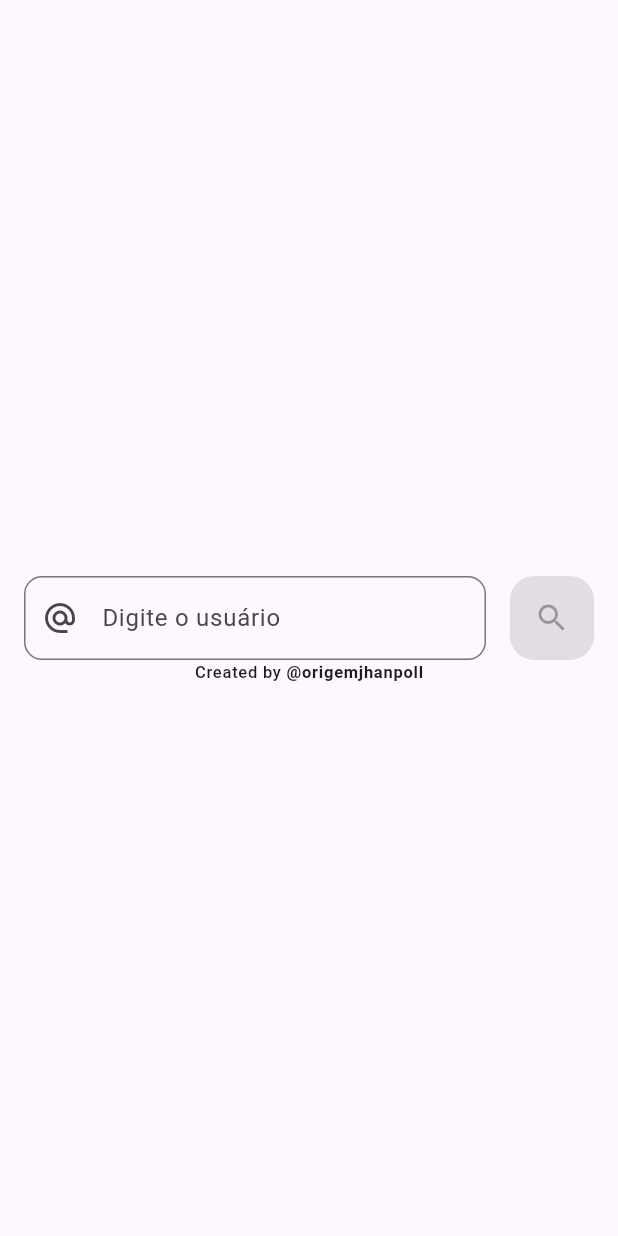
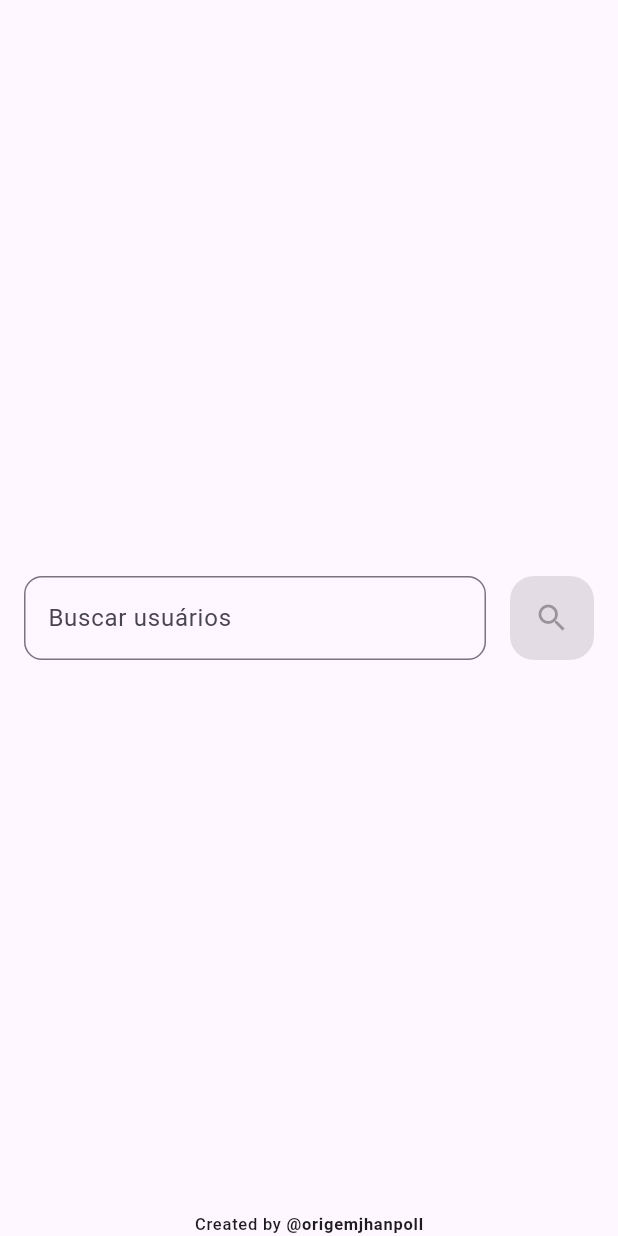
Before and after one commit to origemjhanpoll/petize_challenge, a Flutter app: the screen it shows after launch, on a phone screen of 412 x 824 dp. Run offline on Flutter 3.47's test engine with Material 3 defaults, Android fonts, the light colour scheme and no system bars; our stand-ins replace cached_network_image, connectivity_plus, equatable, flutter_bloc, flutter_modular, shared_preferences and 1 more.

Commit message:
adding mark

```diff
--- a/lib/modules/search/ui/cubit/search_cubit.dart
+++ b/lib/modules/search/ui/cubit/search_cubit.dart
@@ -51,6 +51,8 @@ class SearchCubit extends Cubit<SearchState> {
 
       if (recentUsersResult != null && recentUsersResult.isNotEmpty) {
         emit(SearchRecentUses(recentUsersResult));
+      } else {
+        emit(SearchInitial());
       }
       _log.fine('Loaded recents users results');
     } catch (e) {
--- a/lib/modules/search/ui/page/search_page.dart
+++ b/lib/modules/search/ui/page/search_page.dart
@@ -47,7 +47,13 @@ class _SearchPageState extends State<SearchPage> {
           value: _cubit,
           child: Column(
             crossAxisAlignment: CrossAxisAlignment.center,
+            mainAxisAlignment: MainAxisAlignment.spaceBetween,
+            children: [
+              Expanded(
+                child: Column(
+                  crossAxisAlignment: CrossAxisAlignment.center,
                   mainAxisAlignment: MainAxisAlignment.center,
+                  mainAxisSize: MainAxisSize.min,
                   children: [
                     Padding(
                       padding: const EdgeInsets.fromLTRB(16.0, 16.0, 16.0, 0.0),
@@ -61,11 +67,11 @@ class _SearchPageState extends State<SearchPage> {
                               enableSuggestions: false,
                               autocorrect: false,
                               onTapOutside: (_) => focusNode.unfocus(),
-                        onSubmitted: (_) => _cubit.load(user: controller.text),
+                              onSubmitted: (_) =>
+                                  _cubit.load(user: controller.text),
                               decoration: InputDecoration(
-                          labelText: 'Digite o usuário',
+                                labelText: 'Buscar usuários',
                                 hintText: 'ex.: joao123',
-                          prefixIcon: Icon(Icons.alternate_email_sharp),
                                 suffixIcon: ValueListenableBuilder(
                                   valueListenable: controller,
                                   builder: (context, value, child) {
@@ -116,14 +122,16 @@ class _SearchPageState extends State<SearchPage> {
                       listener: (context, state) {
                         if (state is SearchError) {
                           final snackBar = SnackBar(
-                        content: Text(state.errorMessage), showCloseIcon: true);
+                              content: Text(state.errorMessage),
+                              showCloseIcon: true);
                           ScaffoldMessenger.of(context).showSnackBar(snackBar);
                         }
                       },
                       builder: (context, state) {
                         if (state is SearchLoading) {
                           return Expanded(
-                        child: Center(child: CircularProgressIndicator()));
+                              child:
+                                  Center(child: CircularProgressIndicator()));
                         } else if (state is SearchSuccess) {
                           final search = state.search;
                           return Expanded(
@@ -131,7 +139,7 @@ class _SearchPageState extends State<SearchPage> {
                               children: [
                                 ListTile(
                                   title: Text(
-                              '${state.search.totalCount} Usuários',
+                                    '${state.search.totalCount} Usuários encontrados',
                                     style: theme.textTheme.titleMedium,
                                   ),
                                   contentPadding:
@@ -159,7 +167,8 @@ class _SearchPageState extends State<SearchPage> {
                                         htmlUrl: user.htmlUrl,
                                       );
                                     },
-                              separatorBuilder: (context, index) => Divider(
+                                    separatorBuilder: (context, index) =>
+                                        Divider(
                                       endIndent: 16.0,
                                       indent: 16.0,
                                     ),
@@ -172,6 +181,7 @@ class _SearchPageState extends State<SearchPage> {
                           final recentUsers = state.recentUsers;
                           return Flexible(
                             child: Column(
+                              mainAxisSize: MainAxisSize.min,
                               children: [
                                 ListTile(
                                   title: Text(
@@ -185,19 +195,21 @@ class _SearchPageState extends State<SearchPage> {
                                       _cubit.clearRecentUsers();
                                     },
                                     icon: Icon(
-                                Icons.delete_rounded,
+                                      Icons.auto_delete,
                                       color: theme.primaryColor,
                                     ),
                                   ),
                                 ),
                                 Flexible(
                                   child: ListView.separated(
+                                    shrinkWrap: true,
                                     itemCount: recentUsers.length,
                                     itemBuilder: (_, index) {
                                       final recentUser = recentUsers[index];
                                       return UserItemWidget(
                                         onTap: () {
-                                    _cubit.saveRecentUser(user: recentUser);
+                                          _cubit.saveRecentUser(
+                                              user: recentUser);
                                           Modular.to.pushNamed(
                                             '/user',
                                             arguments: recentUser.login,
@@ -206,12 +218,13 @@ class _SearchPageState extends State<SearchPage> {
                                         login: recentUser.login,
                                         avatarUrl: recentUser.avatarUrl,
                                         htmlUrl: recentUser.htmlUrl,
-                                  icon: Icons.schedule,
+                                        icon: Icons.history,
                                         iconColor: theme.hintColor,
                                         visualDensity: VisualDensity.compact,
                                       );
                                     },
-                              separatorBuilder: (context, index) => Divider(
+                                    separatorBuilder: (context, index) =>
+                                        Divider(
                                       endIndent: 16.0,
                                       indent: 16.0,
                                     ),
@@ -233,7 +246,13 @@ class _SearchPageState extends State<SearchPage> {
                           );
                         }
 
-                  return RichText(
+                        return LimitedBox();
+                      },
+                    ),
+                  ],
+                ),
+              ),
+              RichText(
                 text: TextSpan(
                   text: 'Created by ',
                   style: theme.textTheme.labelSmall,
@@ -243,8 +262,6 @@ class _SearchPageState extends State<SearchPage> {
                         style: TextStyle(fontWeight: FontWeight.bold)),
                   ],
                 ),
-                  );
-                },
               ),
             ],
           ),
```
Lines whose indentation alone changed are shown as unchanged.
